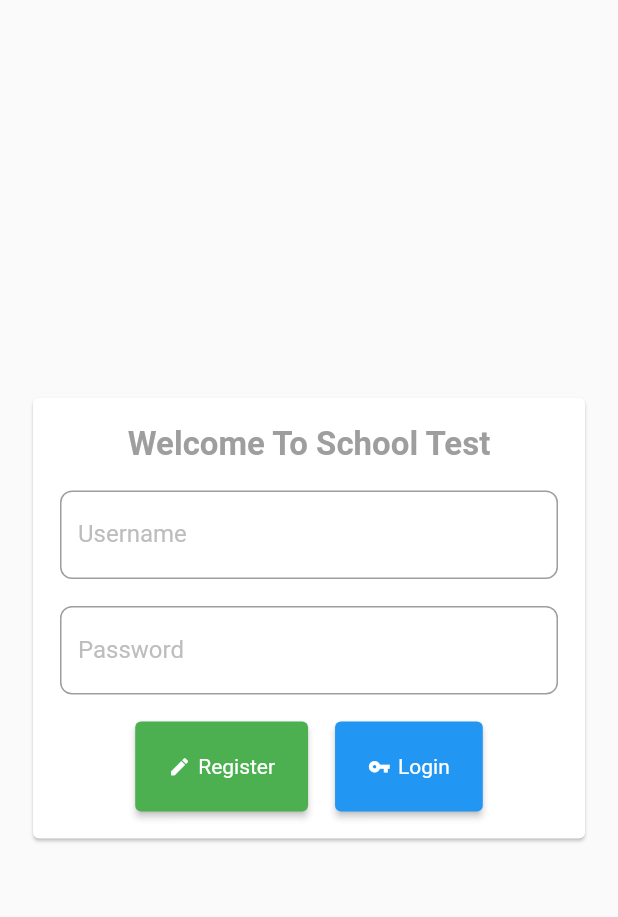
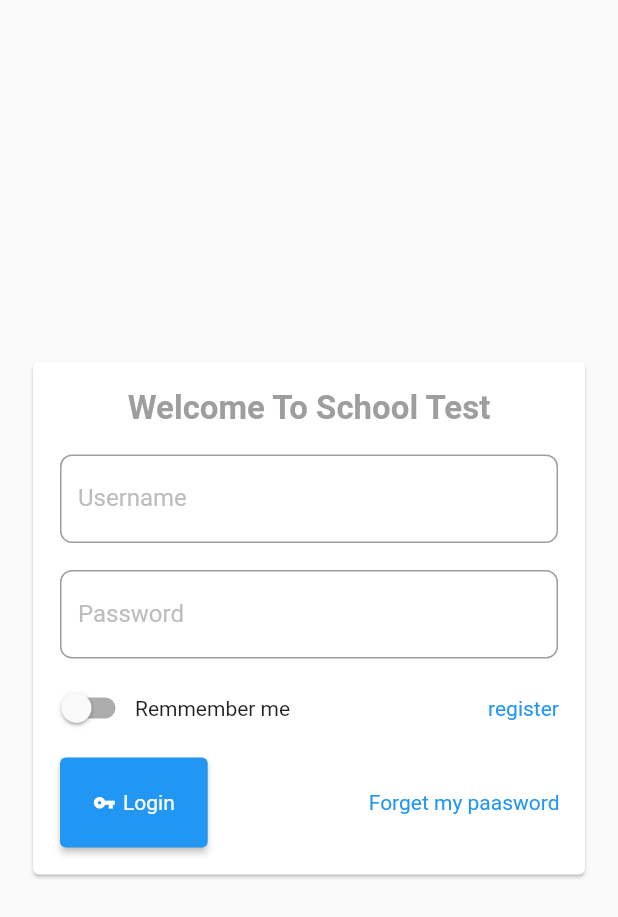
Before and after one commit to mahdinaghikhanii/School_Management, a Flutter app: the screen it shows after launch, on a phone screen of 412 x 824 dp. Shown: the top 917 px of the screen. Run offline on Flutter 3.47's test engine with Material 2 defaults, Android fonts, the phone set to English and light mode, and no system bars; our stand-ins replace flutter_bloc, rxdart; accounts and stored records are empty.

Commit message:
change login UI and change all widgets name and add MTextButton Widgets

```diff
--- a/lib/main.dart
+++ b/lib/main.dart
@@ -17,7 +17,7 @@ class MyApp extends StatelessWidget {
   @override
   Widget build(BuildContext context) {
     return MaterialApp(
-      title: 'Flutter Demo',
+      title: 'SchoolManagment',
       debugShowCheckedModeBanner: false,
       theme: ThemeData(
         primarySwatch: Colors.blue,
--- a/lib/module/estension.dart
+++ b/lib/module/estension.dart
@@ -21,7 +21,7 @@ extension ContextExtension on BuildContext {
 }
 
 extension StringExtesion on String {
-  Widget toLabel({double? fontsize, Color? color, bool bold = false}) => Label(
+  Widget toLabel({double? fontsize, Color? color, bool bold = false}) => MLabel(
         title: replaceAll("Exception: ", ''),
         bold: bold,
         fontSize: fontsize,
--- a/lib/module/widgets.dart
+++ b/lib/module/widgets.dart
@@ -1,10 +1,16 @@
 import 'package:flutter/material.dart';
+import 'package:rxdart/rxdart.dart';
 
 import 'estension.dart';
 
 enum ButtonType { save, news, delete, cancel, other }
 
-class Button extends StatelessWidget {
+class MBloc<T> {
+  final BehaviorSubject<T> _bloc = BehaviorSubject<T>();
+  Stream<T> get stream => _bloc.stream;
+}
+
+class MButton extends StatelessWidget {
   final String? title;
   final VoidCallback onTap;
   final Icon? icon;
@@ -12,7 +18,7 @@ class Button extends StatelessWidget {
   final ButtonType? type;
   final EdgeInsets? padding;
 
-  const Button(
+  const MButton(
       {this.title,
       required this.onTap,
       this.type,
@@ -88,12 +94,12 @@ class Button extends StatelessWidget {
   }
 }
 
-class Label extends StatelessWidget {
+class MLabel extends StatelessWidget {
   final String title;
   final double? fontSize;
   final Color? color;
   final bool bold;
-  const Label(
+  const MLabel(
       {required this.title,
       required this.bold,
       this.color,
@@ -111,7 +117,7 @@ class Label extends StatelessWidget {
   }
 }
 
-class Edit extends StatelessWidget {
+class MEdit extends StatelessWidget {
   final String hint;
   final Function(String)? onChange;
   final bool autoFocus;
@@ -119,7 +125,7 @@ class Edit extends StatelessWidget {
   final TextEditingController? controller;
   final bool password;
 
-  const Edit(
+  const MEdit(
       {required this.hint,
       required this.autoFocus,
       required this.password,
@@ -148,3 +154,36 @@ class Edit extends StatelessWidget {
         obscureText: password);
   }
 }
+
+class MTextButton extends StatelessWidget {
+  final String title;
+  final Color? color;
+  final VoidCallback ontap;
+  const MTextButton(
+      {required this.ontap, required this.title, this.color, Key? key})
+      : super(key: key);
+
+  @override
+  Widget build(BuildContext context) {
+    return TextButton(onPressed: () {}, child: title.toLabel(color: color));
+  }
+}
+
+class MSwitch extends StatelessWidget {
+  final bool value;
+  final Function(bool) onChanged;
+  final String? hint;
+  const MSwitch(
+      {required this.value, required this.onChanged, this.hint, Key? key})
+      : super(key: key);
+
+  @override
+  Widget build(BuildContext context) {
+    return hint != null
+        ? Tooltip(
+            message: hint,
+            child: Switch(value: value, onChanged: onChanged),
+          )
+        : Switch(value: value, onChanged: onChanged);
+  }
+}
--- a/lib/screan/dashbord.dart
+++ b/lib/screan/dashbord.dart
@@ -13,7 +13,7 @@ class Dashboard extends StatelessWidget {
         mainAxisSize: MainAxisSize.min,
         children: [
           "hello ${context.user!.family}".toLabel(),
-          Button(
+          MButton(
             type: ButtonType.cancel,
             onTap: () {
               context.userBloc.signOut();
--- a/lib/screan/login.dart
+++ b/lib/screan/login.dart
@@ -1,8 +1,8 @@
 import 'package:flutter/cupertino.dart';
 import 'package:flutter/material.dart';
 import 'package:schoolmanagement/module/estension.dart';
+
 import 'package:schoolmanagement/module/widgets.dart';
-
 import '../bloc/blocstate.dart';
 
 TextEditingController _mobile = TextEditingController();
@@ -29,39 +29,40 @@ class Login extends StatelessWidget {
             "Welcome To School Test"
                 .toLabel(bold: true, fontsize: 22, color: Colors.grey)
                 .vMargin9,
-            Edit(
+            MEdit(
                 controller: _mobile,
                 hint: "Username",
                 autoFocus: false,
                 notempty: true,
                 password: false,
-                onChange: (val) => print(val)).padding9,
-            Edit(
+                onChange: (val) => "USername").padding9,
+            MEdit(
                 controller: _password,
                 hint: "Password",
                 notempty: true,
                 autoFocus: false,
                 password: true,
-                onChange: (val) => print(val)).padding9,
-            Row(mainAxisSize: MainAxisSize.min, children: [
+                onChange: (val) => "pas").padding9,
+            Column(
+              children: [
+                Row(
+                  children: [
+                    Switch(value: false, onChanged: (val) {}),
+                    "Remmember me ".toLabel(),
+                    const Spacer(),
                     AbsorbPointer(
                         absorbing: state is Loading ? true : false,
-                child: Button(
-                  color: Colors.green,
-                  title: "Register",
-                  icon: const Icon(Icons.edit, size: 15),
-                  onTap: () {},
-                ).margin9,
+                        child: MTextButton(ontap: () {}, title: "register"))
+                  ],
                 ),
-              state is Loading
-                  ? const CupertinoActivityIndicator()
-                  : Container(),
-              Button(
+                Row(mainAxisSize: MainAxisSize.min, children: [
+                  MButton(
                     color: Colors.blue,
                     title: "Login",
                     onTap: () {
                       if (_fromKey.currentState!.validate()) {
-                    context.userBloc.authenticate(_mobile.text, _password.text);
+                        context.userBloc
+                            .authenticate(_mobile.text, _password.text);
                       }
                     },
                     icon: const Icon(
@@ -69,7 +70,17 @@ class Login extends StatelessWidget {
                       size: 15,
                     ),
                   ).margin9,
+                  const Spacer(),
+                  AbsorbPointer(
+                      absorbing: state is Loading ? true : false,
+                      child: MTextButton(
+                          ontap: () {}, title: "Forget my paasword")),
+                  state is Loading
+                      ? const CupertinoActivityIndicator()
+                      : Container(),
                 ]),
+              ],
+            ),
             state is Failed
                 ? Container(
                     margin: const EdgeInsets.symmetric(horizontal: 25),
```
Lines whose indentation alone changed are shown as unchanged.
